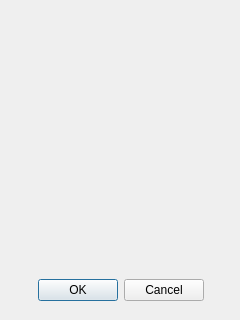
Old version of the form addtagform.ui in the repository Pinadva/Job.
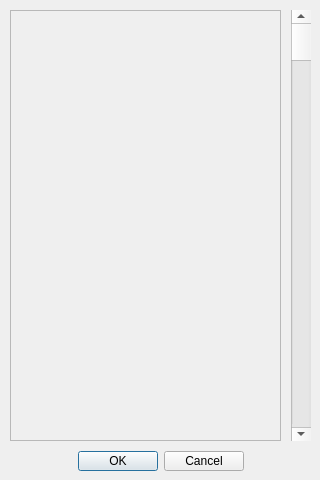
New version of the form.

Commit message: Улучшен Интерфейс для добавления своего тега

The edit to the form file:
```diff
--- a/addtagform.ui
+++ b/addtagform.ui
@@ -6,8 +6,8 @@
    <rect>
     <x>0</x>
     <y>0</y>
-    <width>240</width>
-    <height>320</height>
+    <width>320</width>
+    <height>480</height>
    </rect>
   </property>
   <property name="windowTitle">
@@ -20,9 +20,9 @@
    <property name="geometry">
     <rect>
      <x>10</x>
-     <y>270</y>
-     <width>221</width>
-     <height>41</height>
+     <y>451</y>
+     <width>301</width>
+     <height>20</height>
     </rect>
    </property>
    <property name="orientation">
@@ -35,6 +35,53 @@
     <bool>true</bool>
    </property>
   </widget>
+  <widget class="QScrollArea" name="scrollArea">
+   <property name="geometry">
+    <rect>
+     <x>10</x>
+     <y>10</y>
+     <width>271</width>
+     <height>431</height>
+    </rect>
+   </property>
+   <property name="widgetResizable">
+    <bool>true</bool>
+   </property>
+   <widget class="QWidget" name="scrollAreaWidgetContents">
+    <property name="geometry">
+     <rect>
+      <x>0</x>
+      <y>0</y>
+      <width>269</width>
+      <height>429</height>
+     </rect>
+    </property>
+    <widget class="QWidget" name="verticalLayoutWidget">
+     <property name="geometry">
+      <rect>
+       <x>-1</x>
+       <y>-1</y>
+       <width>271</width>
+       <height>431</height>
+      </rect>
+     </property>
+     <layout class="QVBoxLayout" name="tags"/>
+    </widget>
+   </widget>
+  </widget>
+  <widget class="QScrollBar" name="verticalScrollBar">
+   <property name="geometry">
+    <rect>
+     <x>291</x>
+     <y>10</y>
+     <width>20</width>
+     <height>431</height>
+    </rect>
+   </property>
+   <property name="orientation">
+    <enum>Qt::Vertical</enum>
+   </property>
+  </widget>
  </widget>
  <resources/>
  <connections>
```
Left out of the diff: 22 changed lines with no effect on the pictures. The commit also changes 4 other files.
